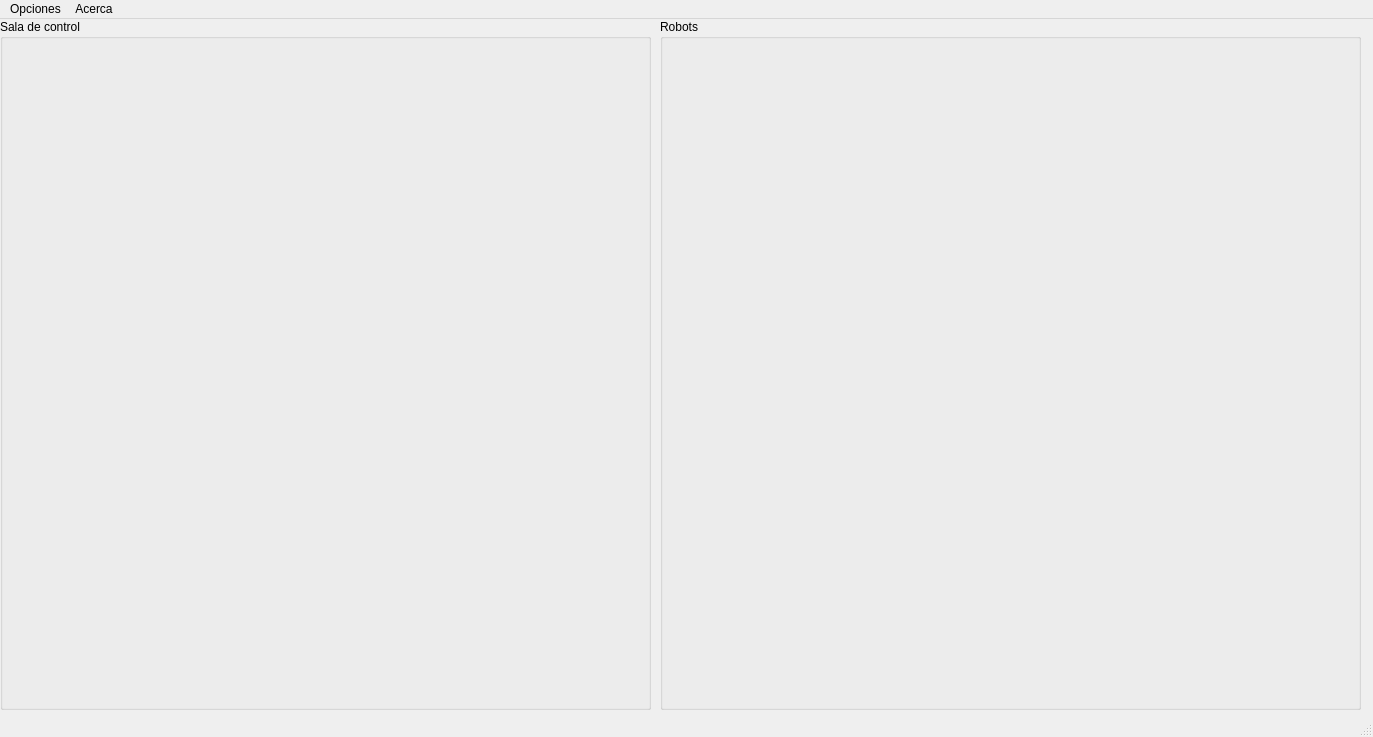
This is olymain.ui in kevteg/Olympus as Qt 5 draws it before an edit. The edited form follows.
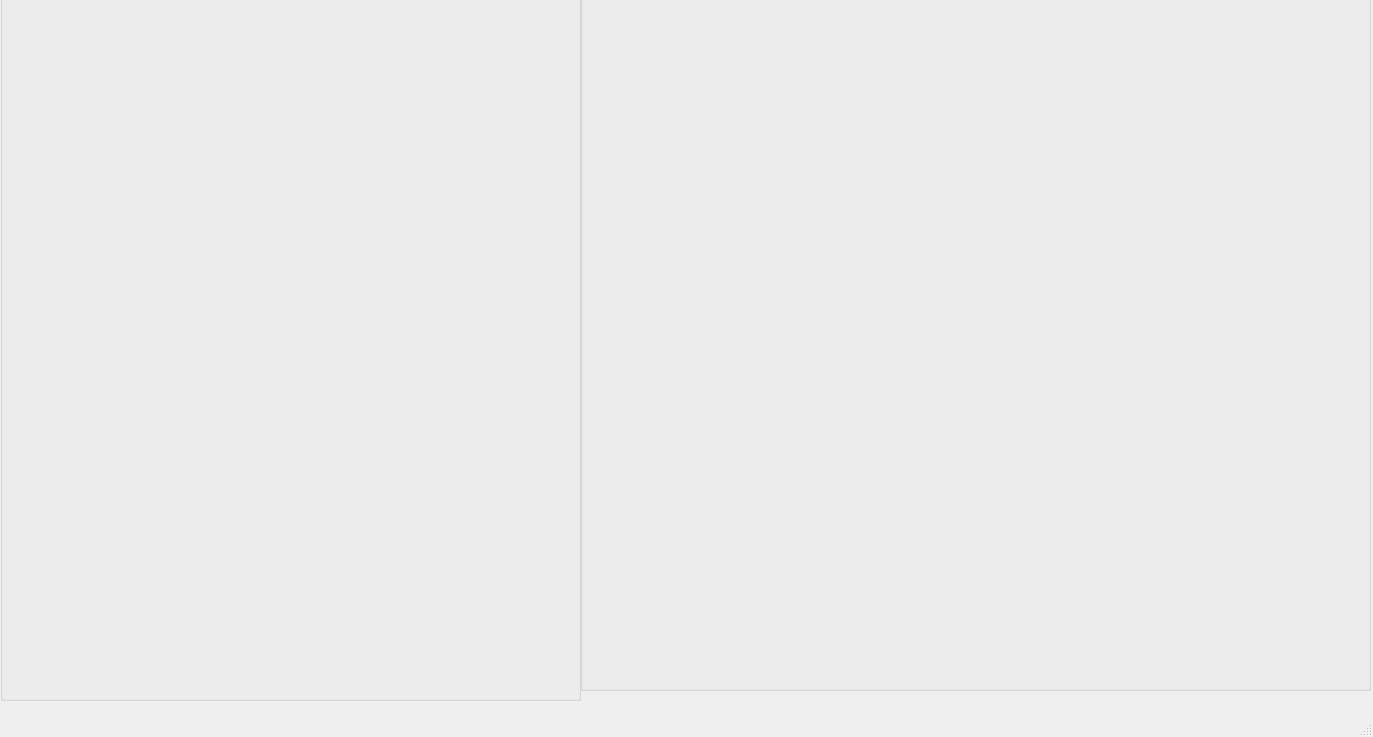
This is the edited form.

The edit to the form file:
```diff
--- a/olymain.ui
+++ b/olymain.ui
@@ -10,6 +10,13 @@
     <height>737</height>
    </rect>
   </property>
+  <property name="font">
+   <font>
+    <family>gargi</family>
+    <weight>75</weight>
+    <bold>true</bold>
+   </font>
+  </property>
   <property name="windowTitle">
    <string>Olympus</string>
   </property>
@@ -26,9 +33,9 @@
     <property name="geometry">
      <rect>
       <x>0</x>
-      <y>0</y>
-      <width>651</width>
-      <height>691</height>
+      <y>-20</y>
+      <width>581</width>
+      <height>721</height>
      </rect>
     </property>
     <property name="sizePolicy">
@@ -38,44 +45,55 @@
      </sizepolicy>
     </property>
     <property name="autoFillBackground">
-     <bool>true</bool>
+     <bool>false</bool>
     </property>
     <property name="styleSheet">
      <string notr="true"/>
     </property>
     <property name="title">
-     <string>Sala de control</string>
+     <string/>
     </property>
-    <widget class="QWidget" name="horizontalLayoutWidget_2">
-     <property name="geometry">
-      <rect>
-       <x>10</x>
-       <y>20</y>
-       <width>631</width>
-       <height>311</height>
-      </rect>
-     </property>
-     <layout class="QHBoxLayout" name="control_layout"/>
-    </widget>
     <widget class="QWidget" name="horizontalLayoutWidget_3">
      <property name="geometry">
       <rect>
        <x>10</x>
-       <y>340</y>
-       <width>631</width>
-       <height>311</height>
+       <y>40</y>
+       <width>221</width>
+       <height>391</height>
       </rect>
      </property>
      <layout class="QHBoxLayout" name="options_layout"/>
     </widget>
+    <widget class="QWidget" name="verticalLayoutWidget">
+     <property name="geometry">
+      <rect>
+       <x>250</x>
+       <y>40</y>
+       <width>321</width>
+       <height>641</height>
+      </rect>
+     </property>
+     <layout class="QVBoxLayout" name="control_layout"/>
+    </widget>
+    <widget class="QWidget" name="verticalLayoutWidget_2">
+     <property name="geometry">
+      <rect>
+       <x>10</x>
+       <y>440</y>
+       <width>221</width>
+       <height>241</height>
+      </rect>
+     </property>
+     <layout class="QVBoxLayout" name="info_Layout"/>
+    </widget>
    </widget>
    <widget class="QGroupBox" name="robots_container">
     <property name="geometry">
      <rect>
-      <x>660</x>
-      <y>0</y>
-      <width>701</width>
-      <height>691</height>
+      <x>580</x>
+      <y>-20</y>
+      <width>791</width>
+      <height>711</height>
      </rect>
     </property>
     <property name="styleSheet">
@@ -83,14 +101,14 @@
 color: qlineargradient(spread:pad, x1:0, y1:0, x2:1, y2:0, stop:0 rgba(9, 41, 4, 255), stop:0.085 rgba(2, 79, 0, 255), stop:0.19 rgba(50, 147, 22, 255), stop:0.275 rgba(236, 191, 49, 255), stop:0.39 rgba(243, 61, 34, 255), stop:0.555 rgba(135, 81, 60, 255), stop:0.667 rgba(121, 75, 255, 255), stop:0.825 rgba(164, 255, 244, 255), stop:0.885 rgba(104, 222, 71, 255), stop:1 rgba(93, 128, 0, 255));</string>
     </property>
     <property name="title">
-     <string>Robots</string>
+     <string/>
     </property>
     <widget class="QWidget" name="formLayoutWidget">
      <property name="geometry">
       <rect>
        <x>10</x>
-       <y>20</y>
-       <width>681</width>
+       <y>40</y>
+       <width>781</width>
        <height>651</height>
       </rect>
      </property>
@@ -107,26 +125,9 @@
      <x>0</x>
      <y>0</y>
      <width>1373</width>
-     <height>20</height>
+     <height>24</height>
     </rect>
    </property>
-   <widget class="QMenu" name="menuAcerca">
-    <property name="title">
-     <string>Acerca</string>
-    </property>
-    <addaction name="actionAcerca_de_Olympus"/>
-   </widget>
-   <widget class="QMenu" name="menuOpciones_2">
-    <property name="title">
-     <string>Opciones</string>
-    </property>
-    <addaction name="separator"/>
-    <addaction name="actionPreferencias"/>
-    <addaction name="separator"/>
-    <addaction name="actionSalir"/>
-   </widget>
-   <addaction name="menuOpciones_2"/>
-   <addaction name="menuAcerca"/>
   </widget>
   <widget class="QStatusBar" name="statusBar"/>
   <action name="actionAcerca_de_Olympus">
```
Left out of the diff: 22 changed lines with no effect on the pictures.
